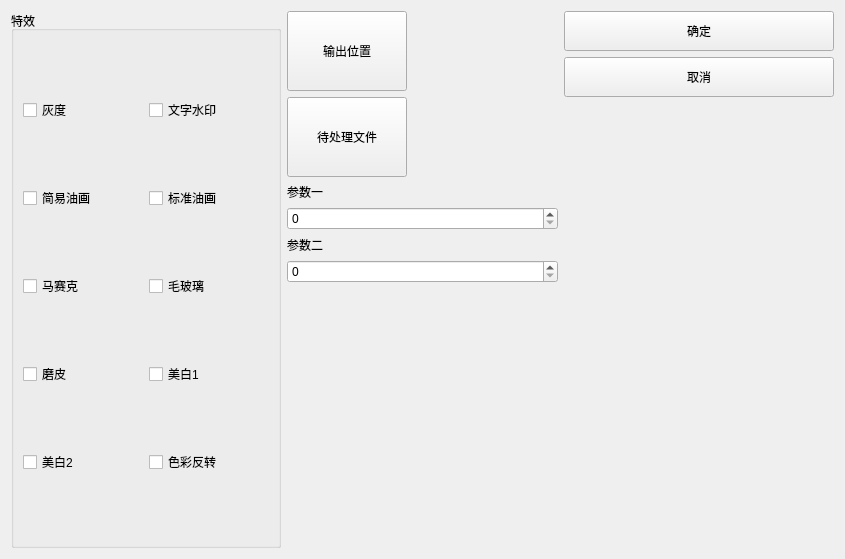
Old version of the form MultiMediaTool/src/gui/ui/picture.ui in the repository xiehaode/MultimediaTools.
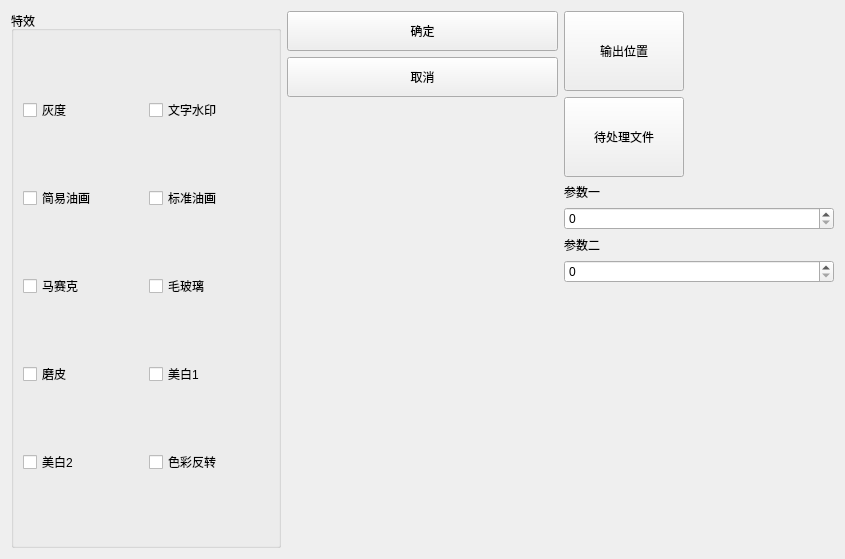
New version of the form. Icons and pictures are not drawn.

```diff
--- a/MultiMediaTool/src/gui/ui/picture.ui
+++ b/MultiMediaTool/src/gui/ui/picture.ui
@@ -117,6 +117,49 @@
      </item>
     </layout>
    </item>
+   <item>
+    <layout class="QVBoxLayout" name="verticalLayout_Right">
+     <item>
+      <widget class="QPushButton" name="ok">
+       <property name="minimumSize">
+        <size>
+         <width>100</width>
+         <height>40</height>
+        </size>
+       </property>
+       <property name="text">
+        <string>确定</string>
+       </property>
+      </widget>
+     </item>
+     <item>
+      <widget class="QPushButton" name="cancel">
+       <property name="minimumSize">
+        <size>
+         <width>100</width>
+         <height>40</height>
+        </size>
+       </property>
+       <property name="text">
+        <string>取消</string>
+       </property>
+      </widget>
+     </item>
+     <item>
+      <spacer name="verticalSpacer_5">
+       <property name="orientation">
+        <enum>Qt::Vertical</enum>
+       </property>
+       <property name="sizeHint" stdset="0">
+        <size>
+         <width>20</width>
+         <height>40</height>
+        </size>
+       </property>
+      </spacer>
+     </item>
+    </layout>
+   </item>
    <item>
     <layout class="QVBoxLayout" name="verticalLayout_Center">
      <item>
@@ -194,49 +237,6 @@
      </item>
     </layout>
    </item>
-   <item>
-    <layout class="QVBoxLayout" name="verticalLayout_Right">
-     <item>
-      <widget class="QPushButton" name="ok">
-       <property name="minimumSize">
-        <size>
-         <width>100</width>
-         <height>40</height>
-        </size>
-       </property>
-       <property name="text">
-        <string>确定</string>
-       </property>
-      </widget>
-     </item>
-     <item>
-      <widget class="QPushButton" name="cancel">
-       <property name="minimumSize">
-        <size>
-         <width>100</width>
-         <height>40</height>
-        </size>
-       </property>
-       <property name="text">
-        <string>取消</string>
-       </property>
-      </widget>
-     </item>
-     <item>
-      <spacer name="verticalSpacer_5">
-       <property name="orientation">
-        <enum>Qt::Vertical</enum>
-       </property>
-       <property name="sizeHint" stdset="0">
-        <size>
-         <width>20</width>
-         <height>40</height>
-        </size>
-       </property>
-      </spacer>
-     </item>
-    </layout>
-   </item>
   </layout>
  </widget>
  <resources>
```
Left out of the diff: 2 changed lines with no effect on the pictures.
